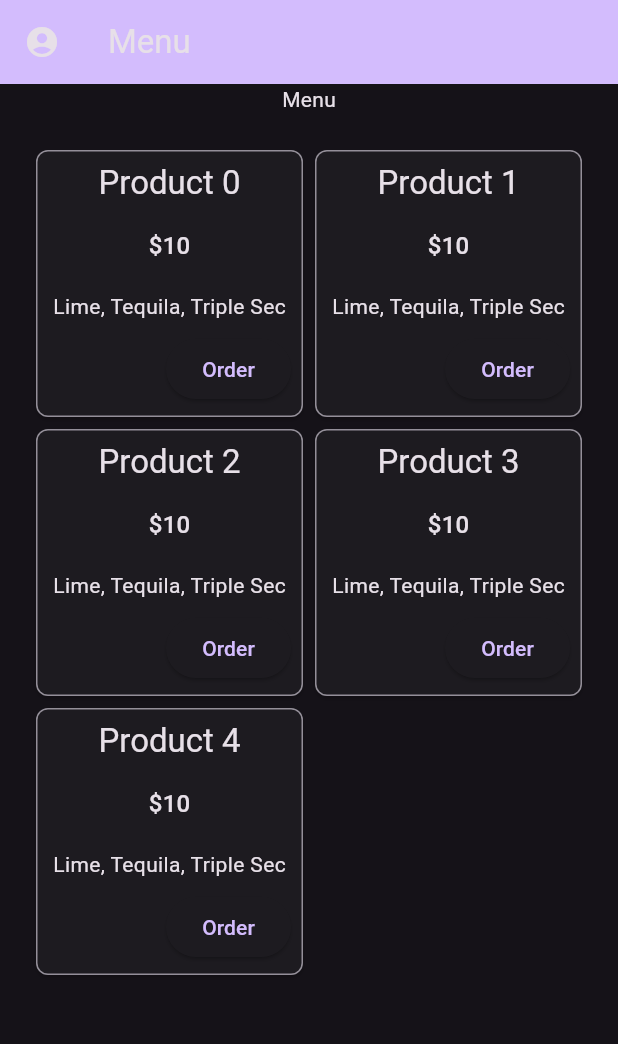
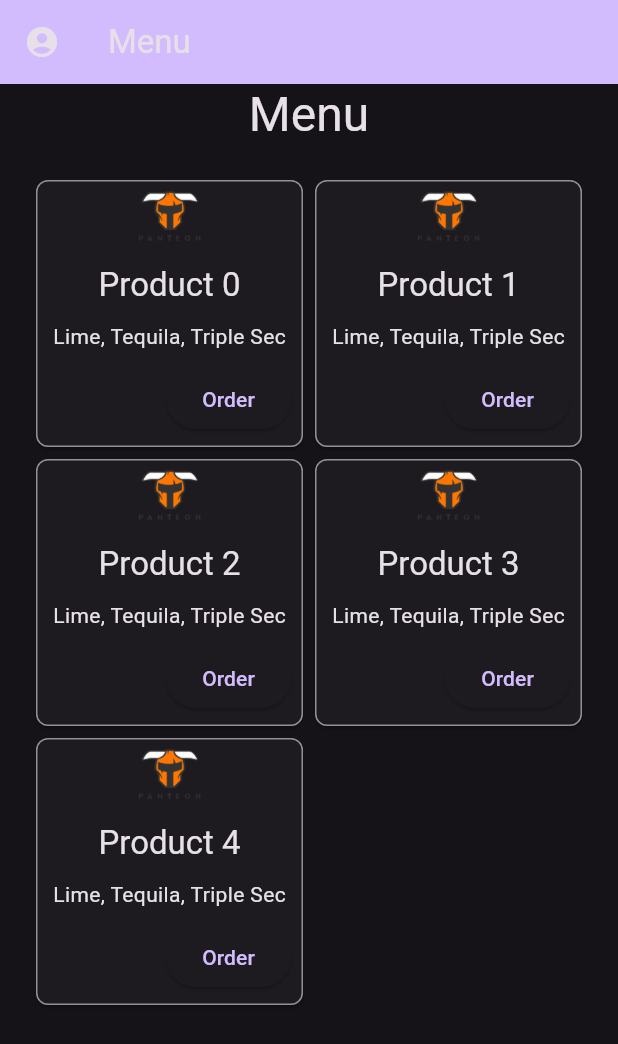
Before and after one commit to Crosline/panteon-cocktail-menu, a Flutter app: the OrderPage screen opened directly, on a phone screen of 412 x 824 dp. Shown: the top 1044 px of the screen. Run offline on Flutter 3.47's test engine with Material 3 defaults, Android fonts, the phone set to English and light mode, and no system bars; our stand-ins replace firebase_core, firebase_database, google_sign_in, shared_preferences; accounts and stored records are empty.

Commit message:
Menu styling

```diff
--- a/lib/widgets/menu_widget.dart
+++ b/lib/widgets/menu_widget.dart
@@ -8,7 +8,8 @@ class MenuWidget extends StatelessWidget {
     return Center(
       child: Column(
         children: <Widget>[
-          const Text('Menu'),
+          Text('Menu',
+          style: Theme.of(context).textTheme.headlineLarge),
           Expanded(
             child: GridView.count(
               padding: const EdgeInsets.all(20),
@@ -17,7 +18,6 @@ class MenuWidget extends StatelessWidget {
               children: List.generate(5, (index) {
                 return ProductCard(
                   title: 'Product $index',
-                  price: '\$10',
                   image: 'assets/images/panteon.png',
                 );
               }),
--- a/lib/widgets/product-card.dart
+++ b/lib/widgets/product-card.dart
@@ -3,11 +3,9 @@ import 'dart:ui';
 import 'package:flutter/material.dart';
 
 class ProductCard extends StatelessWidget {
-  const ProductCard(
-      {Key? key, required this.title, required this.price, required this.image})
+  const ProductCard({Key? key, required this.title, required this.image})
       : super(key: key);
   final String title;
-  final String price;
   final String image;
 
   @override
@@ -18,24 +16,18 @@ class ProductCard extends StatelessWidget {
             side: BorderSide(color: Theme.of(context).colorScheme.outline)),
         child: Column(
           children: <Widget>[
-            // Image.asset(
-            //   image,
-            //   fit: BoxFit.cover,
-            //   height: 100,
-            //   width: double.infinity,
-            // ),
+            Expanded(
+                flex: 30,
+                child: Image.asset(
+                  image,
+                  fit: BoxFit.contain,
+                  height: 100,
+                )),
             Padding(
               padding: const EdgeInsets.all(8.0),
               child: Text(
                 title,
                 style: Theme.of(context).textTheme.titleLarge,
-              ),
-            ),
-            Padding(
-              padding: const EdgeInsets.all(8.0),
-              child: Text(
-                price,
-                style: Theme.of(context).textTheme.titleMedium,
               ),
             ),
             const Spacer(),
@@ -45,6 +37,7 @@ class ProductCard extends StatelessWidget {
               child: Padding(
                 padding: const EdgeInsets.all(8.0),
                 child: ElevatedButton(
+                  style: Theme.of(context).elevatedButtonTheme.style,
                   onPressed: () {},
                   child: const Text('Order'),
                 ),
```
